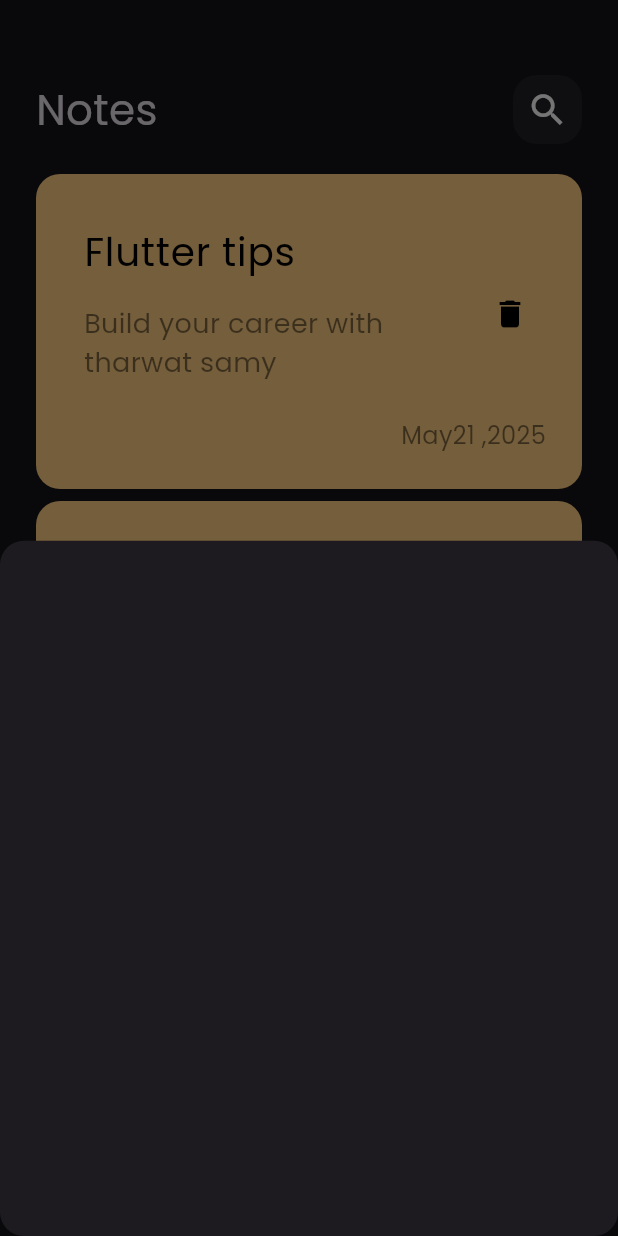
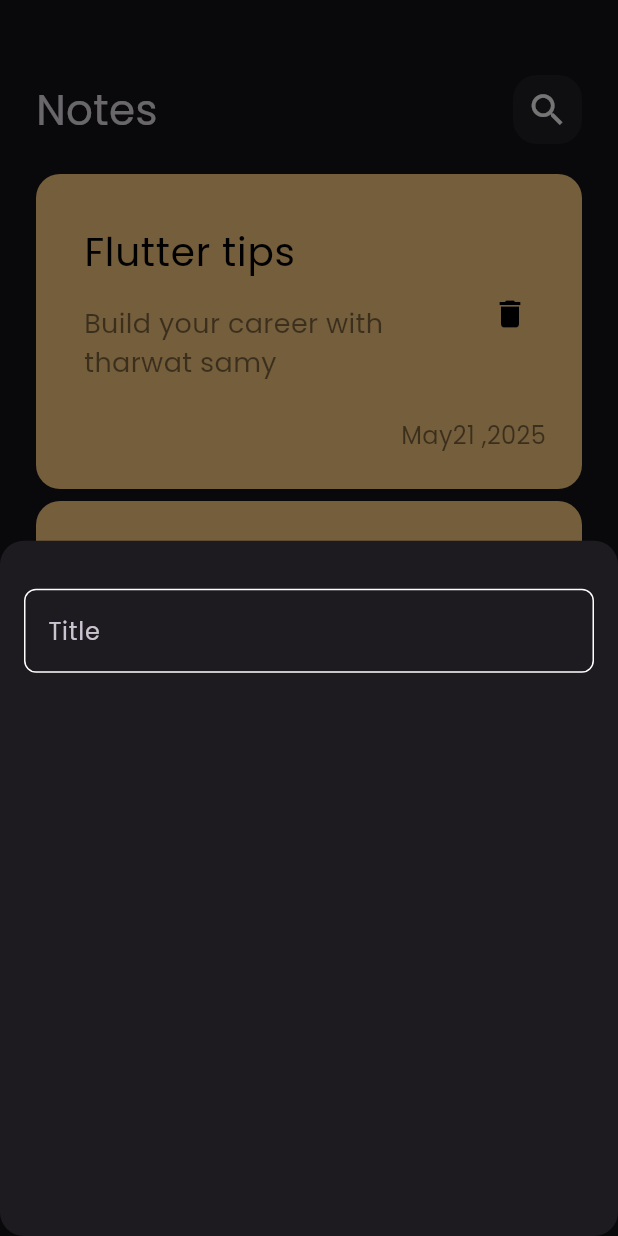
Before and after one commit to Bahaa973/notes_app, a Flutter app: the screen it shows after launch, after a tap on the "add" icon, on a phone screen of 412 x 824 dp. Run offline on Flutter 3.47's test engine with Material 3 defaults, Android fonts, the phone set to English and light mode, and no system bars.

Commit message:
create custom text field

```diff
--- /dev/null
+++ b/lib/constants.dart
@@ -0,0 +1,3 @@
+import 'package:flutter/material.dart';
+
+const KPrimaryColor= Color(0xff62FCD7);
--- a/lib/views/widget/add_note_bottom_sheet.dart
+++ b/lib/views/widget/add_note_bottom_sheet.dart
@@ -1,10 +1,21 @@
 import 'package:flutter/cupertino.dart';
+import 'package:notes_app/views/widget/custom_text_field.dart';
 
 class AddNoteBottomSheet extends StatelessWidget {
   const AddNoteBottomSheet({super.key});
 
   @override
   Widget build(BuildContext context) {
-    return Container();
+    return const Padding(
+      padding: EdgeInsets.symmetric(horizontal: 16),
+      child: Column(
+        children: [
+          SizedBox(
+            height: 32,
+          ),
+          CustomTextField(),
+        ],
+      ),
+    );
   }
 }
--- /dev/null
+++ b/lib/views/widget/custom_text_field.dart
@@ -0,0 +1,27 @@
+import 'package:flutter/cupertino.dart';
+import 'package:flutter/material.dart';
+import 'package:notes_app/constants.dart';
+
+class CustomTextField extends StatelessWidget {
+  const CustomTextField({super.key});
+
+  @override
+  Widget build(BuildContext context) {
+    return TextField(
+      cursorColor: KPrimaryColor,
+      decoration: InputDecoration(
+        hintText: 'Title',
+        border: buildBorder(),
+        enabledBorder: buildBorder(),
+        focusedBorder: buildBorder(color: KPrimaryColor),
+      ),
+    );
+  }
+
+  OutlineInputBorder buildBorder({Color? color}) {
+    return OutlineInputBorder(
+      borderRadius: BorderRadius.circular(8),
+      borderSide: BorderSide(color: color ?? Colors.white),
+    );
+  }
+}
```
